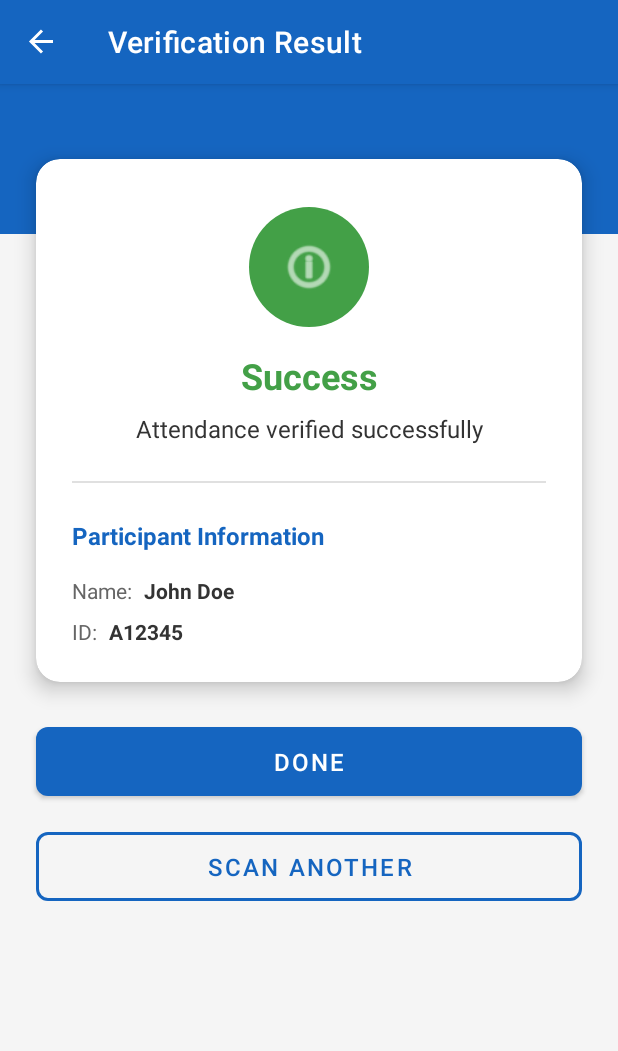
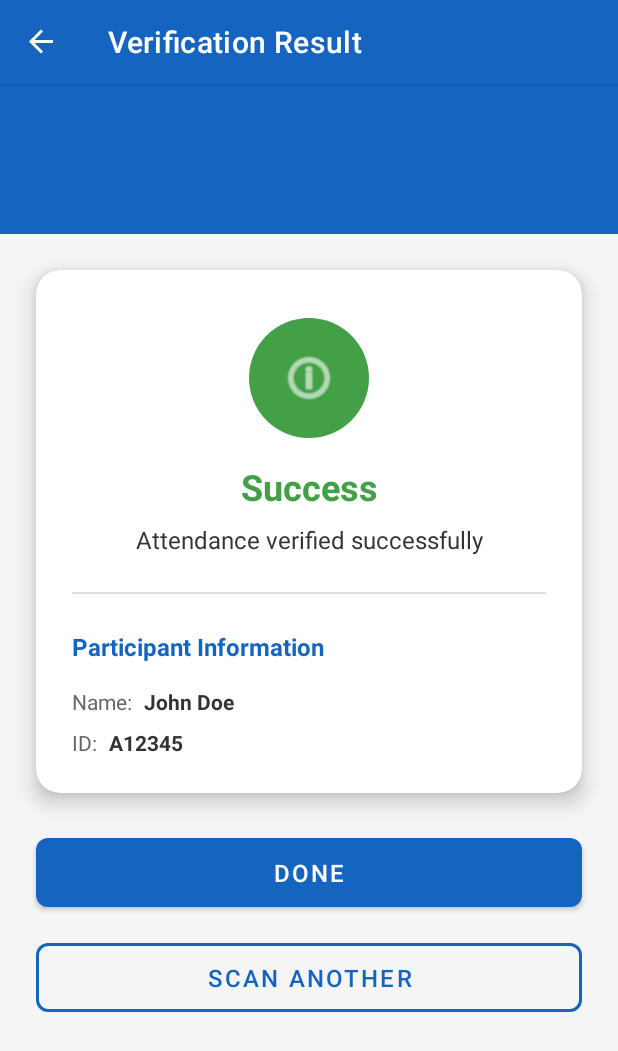
Before and after one commit to CardenDante/AttendanceApp, an Android app built with Jetpack Compose: the VerificationResultFragment screen opened through its navigation route, on a phone screen of 412 x 824 dp. Shown: the top 1051 px of the screen. Run offline under Robolectric (Android 15) with nearby library versions, the phone set to English and light mode, and no system bars; our stand-ins replace navigation-ui.

Commit message:
verification feat

```diff
--- a/app/src/main/res/layout/fragment_verification_result.xml
+++ b/app/src/main/res/layout/fragment_verification_result.xml
@@ -42,7 +42,7 @@
             android:layout_width="0dp"
             android:layout_height="wrap_content"
             android:layout_marginHorizontal="24dp"
-            android:layout_marginTop="-50dp"
+            android:layout_marginTop="24dp"
             app:cardCornerRadius="16dp"
             app:cardElevation="8dp"
             app:layout_constraintEnd_toEndOf="parent"
```
